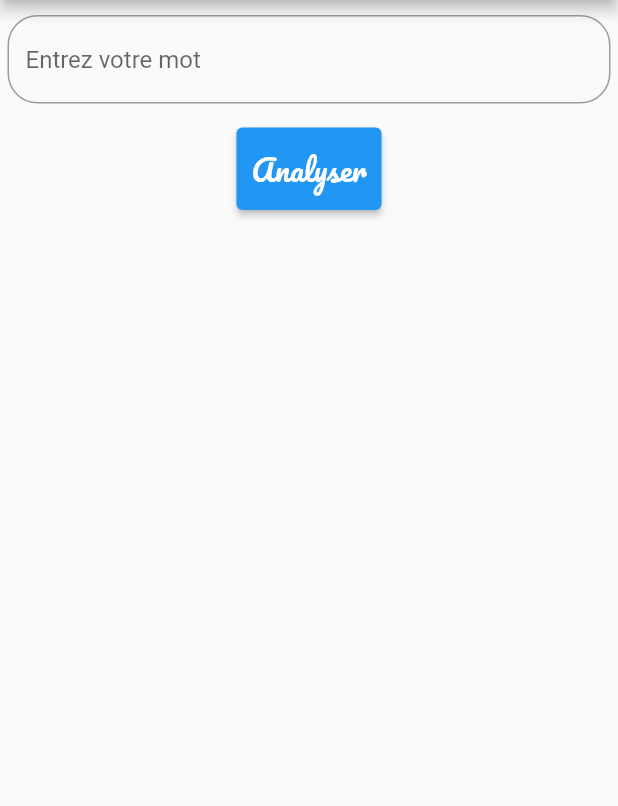
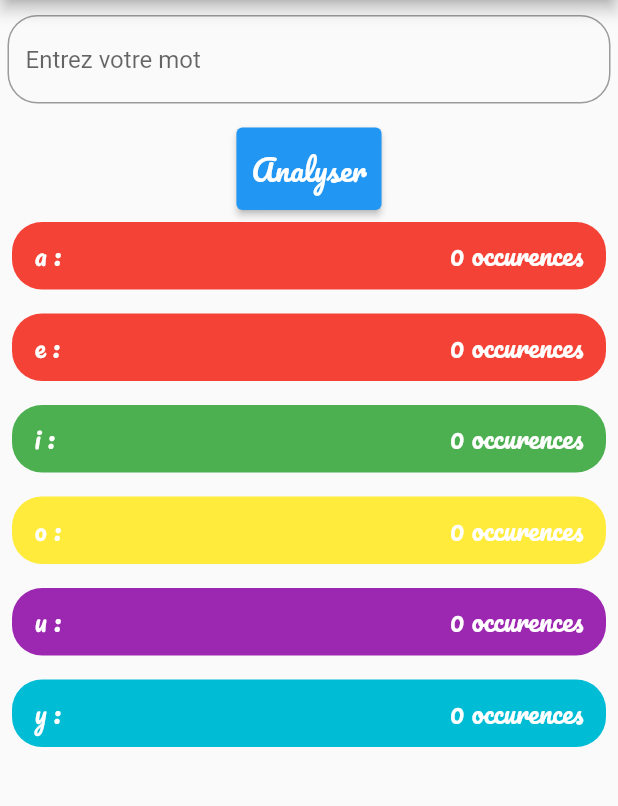
Before and after one commit to jsertram63/analyseur_live_flutter, a Flutter app: the screen it shows after launch, on a phone screen of 412 x 824 dp, the part 84-890 px from its top. Run offline on Flutter 3.47's test engine with Material 2 defaults, Android fonts, the light colour scheme and no system bars; Roboto replaces fonts that are missing (pacifico).

Commit message:
ajout du widget voyelle row

```diff
--- a/lib/homepage.dart
+++ b/lib/homepage.dart
@@ -1,4 +1,5 @@
 // importation du package pour construire notre page - ce package contient les patrons (template) des widgets
+import 'package:analyseur_live_flutter_5octobre/rowVoyelle.dart';
 import 'package:flutter/material.dart';
 
 // création du widget homePage
@@ -20,9 +21,6 @@ class _HomePageState extends State<HomePage> {
     // définition d'un controller qui va observer l'évolution de notre champs de saisi
     late TextEditingController saisieController;
 
-
-
-
     // On va initialiser notre controleur dans le initState
     @override
   void initState() {
@@ -40,7 +38,7 @@ class _HomePageState extends State<HomePage> {
       setState(() {
         motSaisi = saisieController.text;
         print(saisieController.text);
-      });
+     });
   }
 
 
@@ -77,13 +75,10 @@ class _HomePageState extends State<HomePage> {
             break;
             default: print("consonnes");
             nbConsonnes++;
-
-
-
         }
     }
     print(voyelleDico);
-    print('$nbConsonnes consonnes');
+    print('$nbConsonnes co@nsonnes');
   }
 
 
@@ -163,11 +158,11 @@ class _HomePageState extends State<HomePage> {
   }*/
 
   void incremente(String charac){
-    setState(() {
+   // setState(() {
       int? valeur = voyelleDico[charac];
       valeur = valeur! + 1;
       voyelleDico[charac] = valeur;
-    });
+ //   });
   }
 
 
@@ -315,6 +310,35 @@ class _HomePageState extends State<HomePage> {
         ),
         ),
 
+        Padding(
+          padding: const EdgeInsets.all(8.0),
+          // on va récupéré le nombre d'occurences dans la map
+          // on va faire une string interpolation
+          child: RowVoyelle(letter:"a", colorRow: Colors.red,textOccurences: "${voyelleDico["a"].toString()} occurences")
+        ),
+         Padding(
+          padding: const EdgeInsets.all(8.0),
+          child: RowVoyelle(letter:"e", colorRow: Colors.red,textOccurences: "${voyelleDico["e"].toString()} occurences"),
+        ),
+         Padding(
+          padding: const EdgeInsets.all(8.0),
+          child: RowVoyelle(letter:"i", colorRow: Colors.green,textOccurences: "${voyelleDico["i"].toString()} occurences"),
+        ),
+         Padding(
+          padding: const EdgeInsets.all(8.0),
+          child: RowVoyelle(letter:"o", colorRow: Colors.yellow,textOccurences: "${voyelleDico["o"].toString()} occurences")
+        ),
+         Padding(
+          padding: const EdgeInsets.all(8.0),
+          child: RowVoyelle(letter:"u", colorRow: Colors.purple,textOccurences: "${voyelleDico["u"].toString()} occurences"),
+        ),
+         Padding(
+          padding: const EdgeInsets.all(8.0),
+          child: RowVoyelle(letter:"y", colorRow: Colors.cyan,textOccurences: "${voyelleDico["y"].toString()} occurences"),
+        ),
+
+
+
 
       ],
 
--- /dev/null
+++ b/lib/rowVoyelle.dart
@@ -0,0 +1,53 @@
+import 'package:flutter/material.dart';
+
+
+class RowVoyelle extends StatelessWidget {
+  const RowVoyelle({super.key, required this.letter, required this.colorRow, required this.textOccurences});
+  final String letter; // on déclare une lettre pour construire le widget avec la bonne lettre
+  final Color colorRow; // on déclare une couleur pour construire notre rangé
+  final String textOccurences; // on déclare le nb d'occurences de la lettres
+
+  @override
+  Widget build(BuildContext context) {
+    return Container(
+      height: 45, // on spécifie la hauteur de nos rangées
+      width: MediaQuery.of(context).size.width - 15, // on récupére la largeur de l'écran pour le mediaquerry
+      decoration: BoxDecoration(
+        color: colorRow,  /// <------ on passe la couleur de paramètres
+        borderRadius:const BorderRadius.only(
+         topLeft:const  Radius.circular(20),
+        topRight: Radius.circular(20),
+        bottomLeft: Radius.circular(20),
+        bottomRight: Radius.circular(20),
+
+      )
+
+
+       ),  // on cherche à arrondir les angles de notre container
+
+      child: Padding(
+        padding: const EdgeInsets.only(left: 15, right: 15),
+        child: Row(
+         // crossAxisAlignment: CrossAxisAlignment.center,
+          mainAxisAlignment: MainAxisAlignment.spaceBetween,
+          children: [
+          Text("${letter} :", /// <------- on affiche la lettre passée en paramètre
+          style:TextStyle(fontFamily:"Pacifico",
+          color: Colors.white,
+          fontSize: 18.0
+          )),
+          Padding(
+            padding: const EdgeInsets.only(left: 15),
+            child: Text(textOccurences,
+              style:TextStyle(fontFamily:"Pacifico",
+            color: Colors.white,
+            fontSize: 18.0
+            )),
+          ),
+
+
+        ],),
+      ),
+    );
+  }
+}
```
